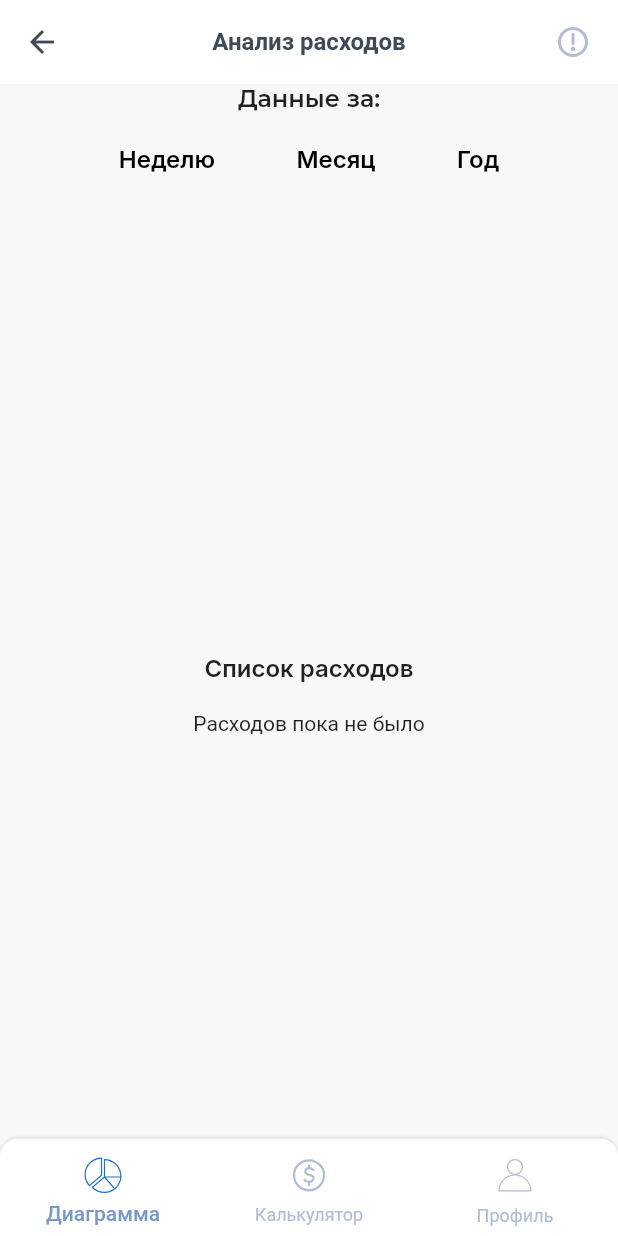
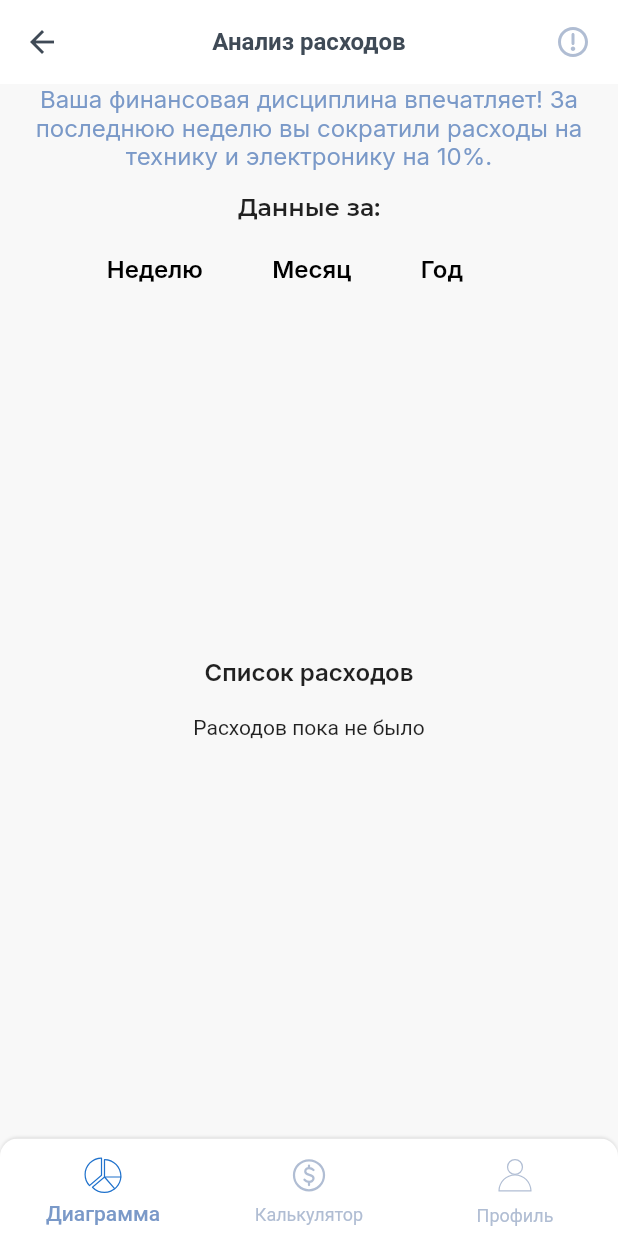
Before and after one commit to Kolibrin1/family_budget, a Flutter app: the DiagramBody screen opened directly with empty values, on a phone screen of 412 x 824 dp. Run offline on Flutter 3.47's test engine with Material 3 defaults, Android fonts, the light colour scheme and no system bars; drawn by our look-alikes of fl_chart; our stand-ins replace auto_route, bloc, dio, flutter_bloc, flutter_dotenv, flutter_native_splash and 9 more; accounts and stored records are empty.

Commit message:
Анализ расходов и доходов

```diff
--- a/lib/data/repositories/income_repository.dart
+++ b/lib/data/repositories/income_repository.dart
@@ -1,5 +1,6 @@
 import 'package:family_budget/data/api_service.dart';
 import 'package:family_budget/data/models/income_model.dart';
+import 'package:family_budget/helpers/extensions.dart';
 import 'package:injectable/injectable.dart';
 
 @lazySingleton
@@ -20,7 +21,7 @@ class IncomeRepository {
     final res = await _service.postMethod(path: "/income", body: {
       "title": title,
       "totalCount": totalCount,
-      "date": date,
+      "date": date.sendFormat,
       "user_id": userId,
     });
     return IncomeModel.fromJson(res.data);
@@ -31,7 +32,7 @@ class IncomeRepository {
     final res = await _service.patchMethod(path: "/income/$id", body: {
       "title": title,
       "totalCount": totalCount,
-      "date": date,
+      "date": date.sendFormat,
       "user_id": userId,
     });
 
--- /dev/null
+++ b/lib/helpers/strings.dart
@@ -0,0 +1,60 @@
+class AppWeekStrings {
+  static const strings = [
+    "Ваша удача в управлении финансами улучшается! За эту неделю вы потратили на развлечения на 20% меньше, чем на прошлой неделе.",
+    "Отличная работа! Ваше увеличение сбережений за последние две недели составило 15%.",
+    "Помните, что каждая экономия приносит результаты! На этой неделе вы сократили расходы на транспорт на 10%.",
+    "Финансовая ответственность приносит свои плоды! На этой неделе вы увеличили сумму, отложенную на чрезвычайный случай, на 25%.",
+    "Вы продолжаете двигаться вперед! Ваши траты на рестораны снизились на 15% за прошлую неделю.",
+    "Замечательно! Ваши еженедельные траты на одежду уменьшились на 10% по сравнению с предыдущей неделей.",
+    "Не забывайте о целях! За последнюю неделю вы сократили траты на ненужные покупки на 30%.",
+    "Поздравляем с вашими усилиями по экономии! Ваши расходы на развлечения уменьшились на 20% за этот квартал.",
+    "Ваши усилия по сэкономленю начинают приносить плоды! За эту неделю вы потратили на кафе на 15% меньше, чем обычно.",
+    "Ваша финансовая дисциплина впечатляет! За последнюю неделю вы сократили расходы на технику и электронику на 10%.",
+    "Замечательно проделанная работа! В этом квартале вы снизили расходы на коммунальные услуги на 15%.",
+    "Каждый небольшой шаг в сторону экономии приближает вас к вашим целям! Траты на кофе уменьшились на 10% за последние две недели.",
+    "Ваше умение контролировать расходы впечатляет! За эту неделю вы сократили траты на транспорт на 15%.",
+    "Продолжайте в том же духе! Ваши расходы на развлечения снизились на 10% за последнюю неделю.",
+    "Ваши усилия по сбережению приносят результаты! В этом квартале вы увеличили сумму, отложенную на путешествия, на 20%."
+  ];
+}
+
+class AppMonthStrings {
+  static const strings = [
+    "Ваша удача в управлении финансами улучшается! За этот месяц вы потратили на развлечения на 20% меньше, чем в прошлом месяце.",
+    "Отличная работа! Ваше увеличение сбережений за последние два месяца составило 15%.",
+    "Помните, что каждая экономия приносит результаты! На этой неделе вы сократили расходы на транспорт на 10%.",
+    "Финансовая ответственность приносит свои плоды! В этом месяце вы увеличили сумму, отложенную на чрезвычайный случай, на 25%.",
+    "Вы продолжаете двигаться вперед! Ваши траты на рестораны снизились на 15% за прошлую неделю.",
+    "Замечательно! Ваши ежемесячные траты на одежду уменьшились на 10% по сравнению с предыдущим месяцем.",
+    "Не забывайте о целях! За последний месяц вы сократили траты на ненужные покупки на 30%.",
+    "Поздравляем с вашими усилиями по экономии! Ваши расходы на развлечения уменьшились на 20% за этот квартал.",
+    "Ваши усилия по сэкономленю начинают приносить плоды! За эту неделю вы потратили на кафе на 15% меньше, чем обычно.",
+    "Ваша финансовая дисциплина впечатляет! За последний месяц вы сократили расходы на технику и электронику на 10%.",
+    "Замечательно проделанная работа! В этом квартале вы снизили расходы на коммунальные услуги на 15%.",
+    "Помните, что каждый небольшой шаг в сторону экономии приближает вас к вашим целям! Ваши траты на покупку кофе на вынос уменьшились на 10% за последние две недели.",
+    "Ваше умение контролировать расходы впечатляет! За этот месяц вы сократили траты на транспорт на 15%.",
+    "Продолжайте в том же духе! Ваши расходы на развлечения снизились на 10% за последний месяц.",
+    "Ваши усилия по сбережению приносят результаты! В этом квартале вы увеличили сумму, отложенную на путешествия, на 20%."
+  ];
+}
+
+
+class AppYearStrings {
+  static const strings = [
+    "Ваша удача в управлении финансами улучшается! За этот месяц вы потратили на развлечения на 20% меньше, чем в прошлом месяце.",
+    "Отличная работа! Ваше увеличение сбережений за последние два месяца составило 15%.",
+    "Помните, что каждая экономия приносит результаты! На этой неделе вы сократили расходы на транспорт на 10%.",
+    "Финансовая ответственность приносит свои плоды! В этом месяце вы увеличили сумму, отложенную на чрезвычайный случай, на 25%.",
+    "Вы продолжаете двигаться вперед! Ваши траты на рестораны снизились на 15% за прошлую неделю.",
+    "Замечательно! Ваши ежемесячные траты на одежду уменьшились на 10% по сравнению с предыдущим месяцем.",
+    "Не забывайте о целях! За последний месяц вы сократили траты на ненужные покупки на 30%.",
+    "Поздравляем с вашими усилиями по экономии! Ваши расходы на развлечения уменьшились на 20% за этот квартал.",
+    "Ваши усилия по сэкономленю начинают приносить плоды! За эту неделю вы потратили на кафе на 15% меньше, чем обычно.",
+    "Ваша финансовая дисциплина впечатляет! За последний месяц вы сократили расходы на технику и электронику на 10%.",
+    "Замечательно проделанная работа! В этом квартале вы снизили расходы на коммунальные услуги на 15%.",
+    "Помните, что каждый небольшой шаг в сторону экономии приближает вас к вашим целям! Ваши траты на покупку кофе на вынос уменьшились на 10% за последние две недели.",
+    "Ваше умение контролировать расходы впечатляет! За этот месяц вы сократили траты на транспорт на 15%.",
+    "Продолжайте в том же духе! Ваши расходы на развлечения снизились на 10% за последний месяц.",
+    "Ваши усилия по сбережению приносят результаты! В этом квартале вы увеличили сумму, отложенную на путешествия, на 20%."
+  ];
+}
--- a/lib/ui/screens/diagram/widgets/diagram_body.dart
+++ b/lib/ui/screens/diagram/widgets/diagram_body.dart
@@ -1,6 +1,7 @@
 import 'package:family_budget/data/models/expense_model.dart';
 import 'package:family_budget/data/models/income_model.dart';
 import 'package:family_budget/helpers/extensions.dart';
+import 'package:family_budget/helpers/strings.dart';
 import 'package:family_budget/styles/app_colors.dart';
 import 'package:family_budget/ui/screens/diagram/bloc/diagram_bloc.dart';
 import 'package:family_budget/ui/screens/diagram/widgets/description_bottom_sheet.dart';
@@ -76,6 +77,18 @@ class _DiagramBodyState extends State<DiagramBody> {
             crossAxisAlignment: CrossAxisAlignment.center,
             children: [
               Text(
+                AppWeekStrings.strings[9],
+                style: GoogleFonts.inter(
+                  fontSize: 16,
+                  fontWeight: FontWeight.w400,
+                  color: AppColors.colorScheme.secondary,
+                ),
+                textAlign: TextAlign.center,
+              ),
+              const SizedBox(
+                height: 16,
+              ),
+              Text(
                 'Данные за:',
                 style: GoogleFonts.montserrat(
                   fontSize: 16,
@@ -107,9 +120,7 @@ class _DiagramBodyState extends State<DiagramBody> {
                       style: GoogleFonts.inter(
                         fontSize: 16,
                         fontWeight: FontWeight.w600,
-                        color: type == 1
-                            ? AppColors.colorScheme.secondary
-                            : Colors.black,
+                        color: type == 1 ? AppColors.colorScheme.secondary : Colors.black,
                       ),
                     ),
                   ),
@@ -129,9 +140,7 @@ class _DiagramBodyState extends State<DiagramBody> {
                       style: GoogleFonts.inter(
                         fontSize: 16,
                         fontWeight: FontWeight.w600,
-                        color: type == 2
-                            ? AppColors.colorScheme.secondary
-                            : Colors.black,
+                        color: type == 2 ? AppColors.colorScheme.secondary : Colors.black,
                       ),
                     ),
                   ),
@@ -147,13 +156,11 @@ class _DiagramBodyState extends State<DiagramBody> {
                           );
                     },
                     child: Text(
-                      'Год',
+                      'Год        ',
                       style: GoogleFonts.inter(
                         fontSize: 16,
                         fontWeight: FontWeight.w600,
-                        color: type == 3
-                            ? AppColors.colorScheme.secondary
-                            : Colors.black,
+                        color: type == 3 ? AppColors.colorScheme.secondary : Colors.black,
                       ),
                     ),
                   ),
@@ -163,7 +170,7 @@ class _DiagramBodyState extends State<DiagramBody> {
                 ],
               ),
               SizedBox(
-                height: 320,
+                height: 250,
                 child: PieChart(
                   PieChartData(
                     centerSpaceRadius: 20,
@@ -174,7 +181,7 @@ class _DiagramBodyState extends State<DiagramBody> {
                         (index) => PieChartSectionData(
                           value: widget.totalCounts[index],
                           color: widget.colors[index],
-                          radius: 100,
+                          radius: 85,
                         ),
                       ),
                     ],
@@ -203,8 +210,7 @@ class _DiagramBodyState extends State<DiagramBody> {
                                   child: getRowIncome(
                                     IncomeModel(
                                       date: widget.expenses[index].date,
-                                      totalCount:
-                                          widget.expenses[index].totalCount,
+                                      totalCount: widget.expenses[index].totalCount,
                                       title: widget.expenses[index].title,
                                     ),
                                     context,
@@ -271,8 +277,7 @@ Widget getRowIncome(
                 ),
                 Text(
                   "${income.title} - ${income.totalCount} $currency",
-                  style: GoogleFonts.inter(
-                      fontSize: 14, fontWeight: FontWeight.w400),
+                  style: GoogleFonts.inter(fontSize: 14, fontWeight: FontWeight.w400),
                 ),
               ],
             ),
```
Also changed, not shown: lib/data/repositories/expense_repository.dart (+5 -4 lines), lib/ui/screens/calculator/widgets/calculator_body.dart (+16 -26 lines), lib/widgets/app_text_field.dart (+18 -21 lines).
